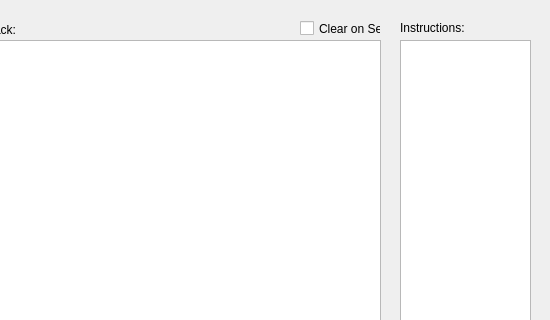
Above: src/user-interfaces/gui-custom-cmd.ui from Donn13Darko/uC_Interfacer before the change; both pictures show x 500 to 1050 and y 0 to 320 of the 1050 by 420 pixel window. Below: the same form after it.
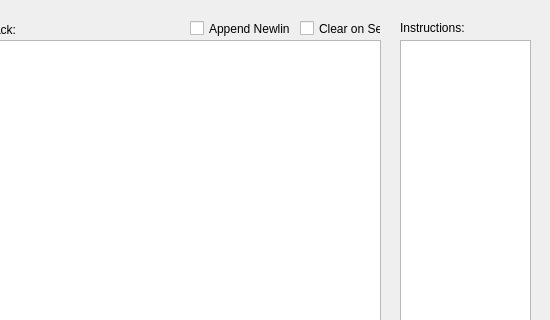
That is the form after the change.

Commit message: Working custom cmd for cmd sequence tracking and saving, started work on programmer functions

Patch:
```diff
--- a/src/user-interfaces/gui-custom-cmd.ui
+++ b/src/user-interfaces/gui-custom-cmd.ui
@@ -416,6 +416,19 @@
     <string>Keys in Input</string>
    </property>
   </widget>
+  <widget class="QCheckBox" name="FeedbackAppendNewline_CheckBox">
+   <property name="geometry">
+    <rect>
+     <x>690</x>
+     <y>20</y>
+     <width>101</width>
+     <height>17</height>
+    </rect>
+   </property>
+   <property name="text">
+    <string>Append Newline</string>
+   </property>
+  </widget>
  </widget>
  <resources/>
  <connections/>
```
The commit also changes 7 other files.
